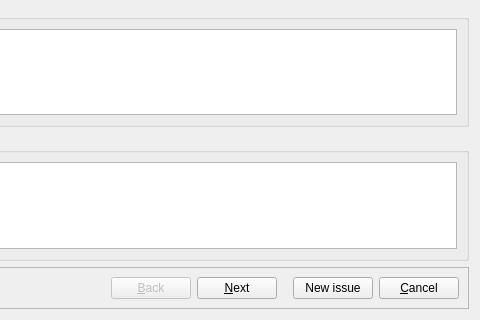
pbek/QOwnNotes, file src/dialogs/issueassistantdialog.ui: the form before one commit; both pictures show x 436 to 916 and y 480 to 800 of the 916 by 800 pixel window.
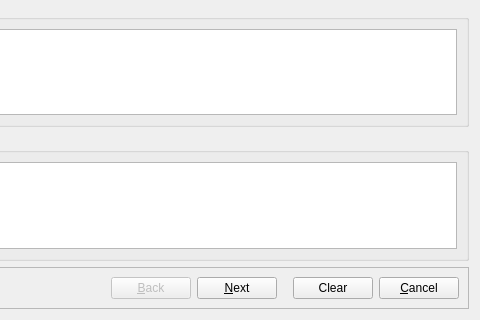
The form after the commit. Icons and pictures are not drawn. Custom widgets are drawn as their Qt base class.

Commit message: Rename button to create new issue in issue assistant for #1289

```diff
--- a/src/dialogs/issueassistantdialog.ui
+++ b/src/dialogs/issueassistantdialog.ui
@@ -103,7 +103,7 @@
          <string notr="true">Reset this dialog and create a new issue</string>
         </property>
         <property name="text">
-         <string notr="true">New issue</string>
+         <string notr="true">Clear</string>
         </property>
         <property name="icon">
          <iconset theme="document-new" resource="../breeze-qownnotes.qrc">
```
Left out of the diff: 6 changed lines with no effect on the pictures. The commit also changes 1 other file.
